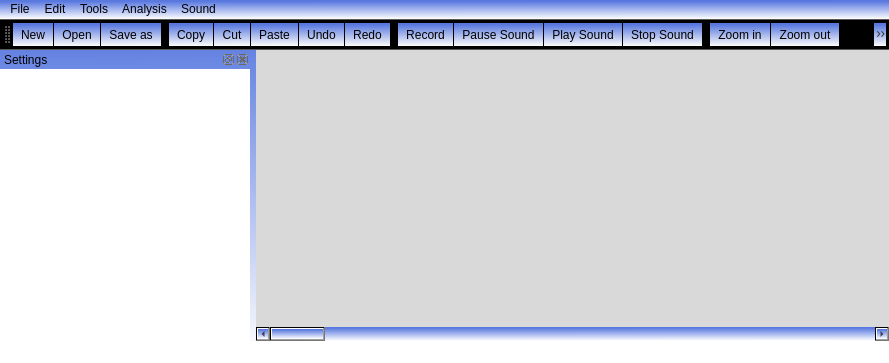
ECMora/SoundLab, file Graphic_Interface/UI_Files/MainWindow.ui: the form before one commit.
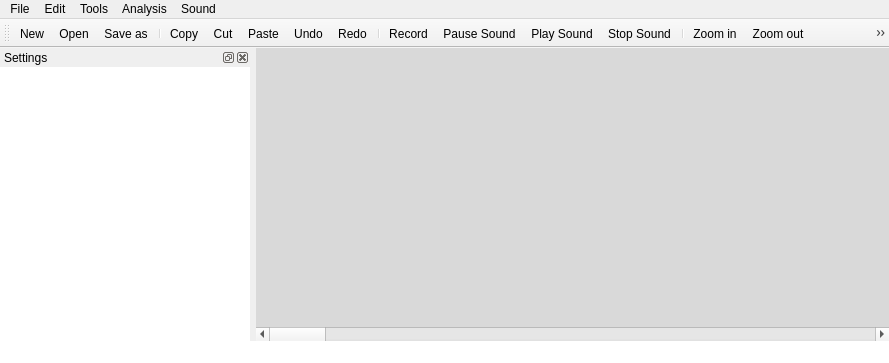
The form after the commit. Icons and pictures are not drawn. Custom widgets are drawn as their Qt base class.

Patch:
```diff
--- a/Graphic_Interface/UI_Files/MainWindow.ui
+++ b/Graphic_Interface/UI_Files/MainWindow.ui
@@ -26,9 +26,7 @@
    <bool>false</bool>
   </property>
   <property name="styleSheet">
-   <string notr="true">color: rgb(0, 0, 0);
-background-color: qlineargradient(spread:pad, x1:0.517, y1:0.0337727, x2:0.528682, y2:1, stop:0.0284091 rgba(88, 120, 223, 255), stop:0.988636 rgba(255, 255, 255, 250));
-selection-color: rgb(0, 0, 0);</string>
+   <string notr="true"/>
   </property>
   <widget class="QWidget" name="centralwidget">
    <layout class="QVBoxLayout" name="verticalLayout_2">
```
Left out of the diff: 2 changed lines with no effect on the pictures.
